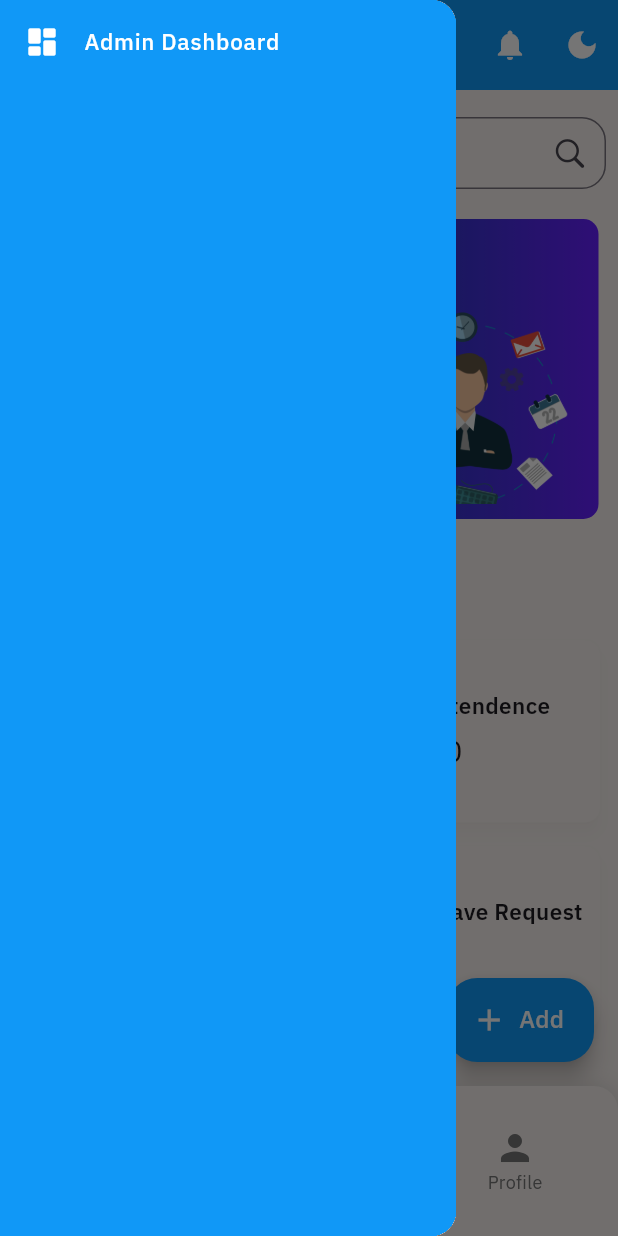
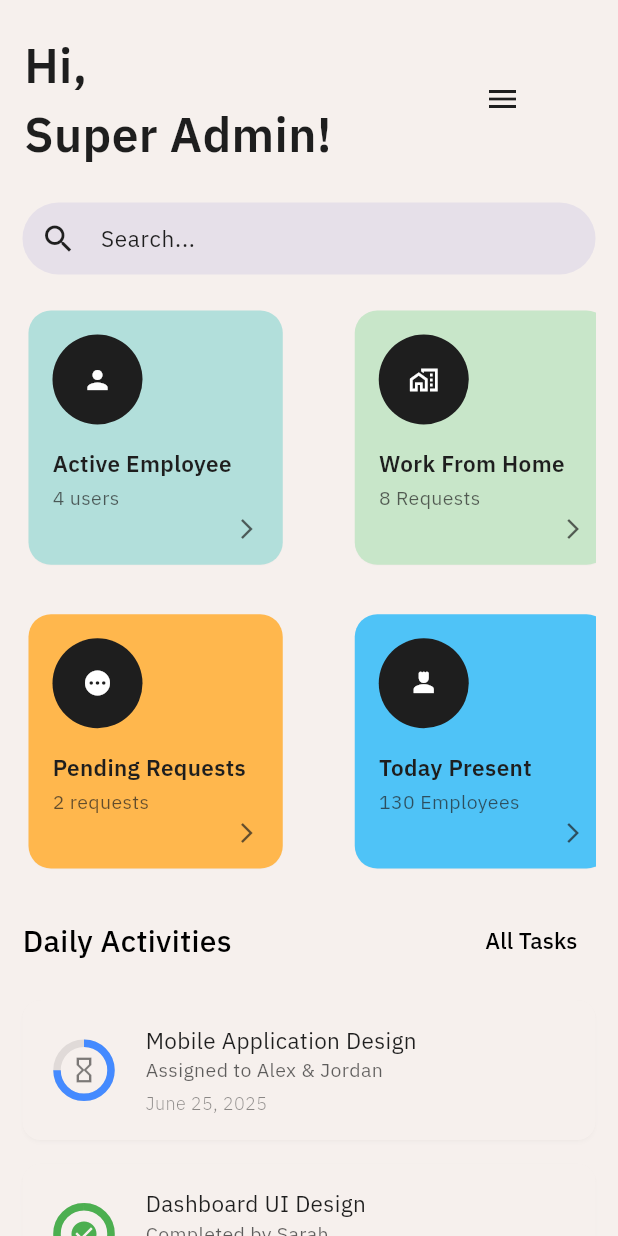
Before and after one commit to Abir-Zayn/fleek_hr, a Flutter app: the BottomNavigationPage screen opened by its route, in the side drawer, after a tap on "Admin Dashboard", on a phone screen of 412 x 824 dp. Run offline on Flutter 3.47's test engine with Material 3 defaults, Android fonts, the phone set to English and light mode, and no system bars; our stand-ins replace dartz, equatable, fl_chart, flutter_bloc, flutter_screenutil, font_awesome_flutter and 5 more; network calls fail.

Commit message:
Admin-Dashboard-Design Complete

```diff
--- a/lib/core/navigation/app_router.dart
+++ b/lib/core/navigation/app_router.dart
@@ -44,6 +44,10 @@ final GoRouter _router =
     path: '/profileupdate',
     builder: (context, state) => const ProfileUpdate(),
   ),
+  GoRoute(
+    path: '/admin-dashboard',
+    builder: (context, state) => const AdminHomeScreen(),
+  ),
 ]);
 
 GoRouter get appRouter => _router;
--- a/lib/core/navigation/app_router_imports.dart
+++ b/lib/core/navigation/app_router_imports.dart
@@ -2,6 +2,7 @@
 import 'package:fleekhr/core/service_locator.dart';
 import 'package:fleekhr/data/models/expense/expense_model.dart';
 import 'package:fleekhr/domain/repository/expense/expense_repository.dart';
+import 'package:fleekhr/presentation/Admin/Home/admin_home_imports.dart';
 import 'package:fleekhr/presentation/Auth/login/login_imports.dart';
 import 'package:fleekhr/presentation/Auth/reg/reg_imports.dart';
 import 'package:fleekhr/presentation/Leave/Screen/annualleave_page_imports.dart';
--- /dev/null
+++ b/lib/presentation/Admin/Home/admin_home_imports.dart
@@ -0,0 +1,8 @@
+import 'package:fleekhr/common/widgets/appstyle.dart';
+import 'package:fleekhr/common/widgets/apptext.dart';
+import 'package:fleekhr/presentation/Admin/Home/widget/daily_activities_card.dart';
+import 'package:fleekhr/presentation/Admin/Home/widget/dashboard_card.dart';
+import 'package:flutter/material.dart';
+import 'package:flutter_screenutil/flutter_screenutil.dart';
+
+part 'admin_home_screen.dart';
--- /dev/null
+++ b/lib/presentation/Admin/Home/admin_home_screen.dart
@@ -0,0 +1,237 @@
+part of 'admin_home_imports.dart';
+
+class AdminHomeScreen extends StatefulWidget {
+  const AdminHomeScreen({super.key});
+
+  @override
+  State<AdminHomeScreen> createState() => _AdminHomeScreenState();
+}
+
+class _AdminHomeScreenState extends State<AdminHomeScreen> {
+  @override
+  Widget build(BuildContext context) {
+    //Sample demo data for the dashboard cards
+    final List<Map<String, dynamic>> dashboardData = [
+      {
+        'title': 'Active Employee',
+        'count': '4 users',
+        'icon': Icons.person,
+        'color': Colors.teal.shade100,
+        'page': '/activeEmployees'
+      },
+      {
+        'title': 'Pending Requests',
+        'count': '2 requests',
+        'icon': Icons.pending,
+        'color': Colors.orange.shade300,
+        'page': '/pendingRequests'
+      },
+      {
+        'title': 'Work From Home',
+        'count': '8 Requests',
+        'icon': Icons.home_work_outlined,
+        'color': Colors.green.shade100,
+        'page': '/wfh-requests'
+      },
+      {
+        'title': 'Today Present',
+        'count': '130 Employees',
+        'icon': Icons.person_4_sharp,
+        'color': Colors.lightBlue.shade300,
+        'page': '/today-present'
+      },
+      {
+        'title': 'Loan Requests',
+        'count': '3 Pending',
+        'icon': Icons.monetization_on_outlined,
+        'color': Colors.purple.shade100,
+        'page': '/loan-requests'
+      },
+      {
+        'title': 'Today Absent',
+        'count': '20 Employees',
+        'icon': Icons.person_off_outlined,
+        'color': Colors.red.shade200,
+        'page': '/today-absent'
+      },
+      {
+        'title': 'Advance',
+        'count': '5 Requests',
+        'icon': Icons.request_quote_outlined,
+        'color': Colors.indigo.shade300,
+        'page': '/advance-requests'
+      }
+    ];
+
+    //sample demo data for daily activities
+    // Sample data for daily activities
+    final List<Map<String, dynamic>> dailyActivities = [
+      {
+        'taskName': 'Mobile Application Design',
+        'assignedTo': 'Assigned to Alex & Jordan',
+        'completionDate': 'June 25, 2025',
+        'progress': 0.75,
+        'progressColor': Colors.blueAccent,
+      },
+      {
+        'taskName': 'Dashboard UI Design',
+        'assignedTo': 'Completed by Sarah',
+        'completionDate': 'June 20, 2025',
+        'progress': 1.0,
+        'progressColor': Colors.green,
+      },
+      {
+        'taskName': 'API Integration Testing',
+        'assignedTo': 'Pending - Mark',
+        'completionDate': 'June 28, 2025',
+        'progress': 0.3,
+        'progressColor': Colors.orangeAccent,
+      },
+    ];
+
+    return Scaffold(
+        appBar: PreferredSize(
+          preferredSize: Size.fromHeight(120.h),
+          child: AppBar(
+            //hide the lead icon
+            automaticallyImplyLeading: false,
+            backgroundColor: Theme.of(context).appBarTheme.backgroundColor,
+            elevation: 0,
+            flexibleSpace: SafeArea(
+              child: Padding(
+                padding: EdgeInsets.only(left: 16.0.w, top: 20.0.h),
+                child: Row(
+                  mainAxisAlignment: MainAxisAlignment.spaceBetween,
+                  children: [
+                    AppTextstyle(
+                      text: 'Hi, \nSuper Admin!',
+                      style: appStyle(
+                          size: 32.sp,
+                          color:
+                              Theme.of(context).textTheme.bodyMedium?.color ??
+                                  Colors.black,
+                          fontWeight: FontWeight.w600),
+                      maxLines: 2,
+                    ),
+                    SizedBox(width: 16.0.w),
+                    IconButton(
+                      icon: Icon(
+                        Icons.menu,
+                        color: Theme.of(context).textTheme.bodyMedium?.color ??
+                            Colors.black,
+                      ),
+                      onPressed: () {
+                        // Handle menu tap, e.g., open drawer
+                      },
+                    ),
+                    const SizedBox(width: 16.0),
+                  ],
+                ),
+              ),
+            ),
+          ),
+        ),
+        body: SingleChildScrollView(
+          padding: EdgeInsets.all(15),
+          child: Column(
+            children: [
+              TextField(
+                decoration: InputDecoration(
+                  hintText: 'Search...',
+                  hintStyle: appStyle(
+                      size: 15.sp,
+                      color: Theme.of(context).textTheme.bodyMedium?.color ??
+                          Colors.black,
+                      fontWeight: FontWeight.w400),
+                  prefixIcon: Icon(
+                    Icons.search,
+                    color: Theme.of(context).textTheme.bodyMedium?.color ??
+                        Colors.black,
+                  ),
+                  filled: true,
+                  contentPadding: const EdgeInsets.symmetric(
+                      vertical: 0.0, horizontal: 15.0),
+                  border: OutlineInputBorder(
+                    borderRadius: BorderRadius.circular(30.0),
+                    borderSide: BorderSide.none,
+                  ),
+                ),
+                style: appStyle(
+                    size: 15.sp,
+                    color: Theme.of(context).textTheme.bodyMedium?.color ??
+                        Colors.black,
+                    fontWeight: FontWeight.w500),
+              ),
+              SizedBox(height: 20.h),
+              // Horizontal Scrollable Dashboard Cards
+              SizedBox(
+                height: 380, // Increased height to accommodate two rows
+                child: GridView.builder(
+                  scrollDirection: Axis.horizontal,
+                  gridDelegate: SliverGridDelegateWithFixedCrossAxisCount(
+                      crossAxisCount: 2, // Two cards vertically
+                      crossAxisSpacing: 25.0,
+                      mainAxisSpacing: 40.0,
+                      childAspectRatio:
+                          1 // Adjust based on your card dimensions
+                      ),
+                  itemCount: dashboardData.length,
+                  itemBuilder: (context, index) {
+                    final item = dashboardData[index];
+                    return DashboardCard(
+                      title: item['title'],
+                      count: item['count'],
+                      icon: item['icon'],
+                      iconColor:
+                          Theme.of(context).textTheme.bodyMedium?.color ??
+                              Colors.black,
+                      cardColor: item['color'],
+                      onTap: () {},
+                    );
+                  },
+                ),
+              ),
+              SizedBox(height: 20.h),
+              // Daily Activities Section
+              Row(
+                mainAxisAlignment: MainAxisAlignment.spaceBetween,
+                children: [
+                  Text('Daily Activities',
+                      style: appStyle(
+                          size: 20.sp,
+                          color: Colors.black,
+                          fontWeight: FontWeight.w500)),
+                  TextButton(
+                    onPressed: () {
+                      // Handle "View All" or filter for daily activities
+                    },
+                    child: Text('All Tasks', // As per UI image
+                        style: appStyle(
+                            size: 15.sp,
+                            color: Colors.black,
+                            fontWeight: FontWeight.w500)),
+                  ),
+                ],
+              ),
+              const SizedBox(height: 8),
+              ListView.builder(
+                shrinkWrap:
+                    true, // Important for ListView inside SingleChildScrollView
+                physics: const NeverScrollableScrollPhysics(), // Also important
+                itemCount: dailyActivities.length,
+                itemBuilder: (context, index) {
+                  final activity = dailyActivities[index];
+                  return DailyActivitiesCard(
+                    taskName: activity['taskName'],
+                    assignedTo: activity['assignedTo'],
+                    completionDate: activity['completionDate'],
+                    progress: activity['progress'],
+                    progressColor: activity['progressColor'],
+                  );
+                },
+              ),
+            ],
+          ),
+        ));
+  }
+}
--- /dev/null
+++ b/lib/presentation/Admin/Home/widget/daily_activities_card.dart
@@ -0,0 +1,104 @@
+import 'package:fleekhr/common/widgets/appstyle.dart';
+import 'package:fleekhr/common/widgets/apptext.dart';
+import 'package:flutter/material.dart';
+import 'package:flutter_screenutil/flutter_screenutil.dart';
+
+class DailyActivitiesCard extends StatelessWidget {
+  final String taskName;
+  final String assignedTo; // e.g., "Completed by John Doe"
+  final String completionDate;
+  final double progress; // Value between 0.0 and 1.0
+
+  final Color progressColor;
+  const DailyActivitiesCard(
+      {super.key,
+      required this.taskName,
+      required this.assignedTo,
+      required this.completionDate,
+      required this.progress,
+      required this.progressColor});
+
+  @override
+  Widget build(BuildContext context) {
+    final theme = Theme.of(context);
+    return Card(
+      elevation: 1.0,
+      margin: const EdgeInsets.symmetric(vertical: 8.0),
+      shape: RoundedRectangleBorder(
+        borderRadius: BorderRadius.circular(12.0),
+      ),
+      child: Padding(
+        padding: const EdgeInsets.all(16.0),
+        child: Row(children: <Widget>[
+          SizedBox(
+            width: 50,
+            height: 50,
+            child: Stack(
+              alignment: Alignment.center,
+              children: [
+                CircularProgressIndicator(
+                  value: progress,
+                  strokeWidth: 5,
+                  backgroundColor: theme.colorScheme.onSurface.withOpacity(0.1),
+                  valueColor: AlwaysStoppedAnimation<Color>(progressColor),
+                ),
+                Icon(
+                  progress == 1.0 ? Icons.check_circle : Icons.hourglass_empty,
+                  color: progress == 1.0
+                      ? progressColor
+                      : theme.iconTheme.color?.withOpacity(0.5),
+                  size: 20,
+                )
+              ],
+            ),
+          ),
+          const SizedBox(width: 16.0),
+          Expanded(
+              child: Column(
+            crossAxisAlignment: CrossAxisAlignment.start,
+            children: [
+              AppTextstyle(
+                text: taskName,
+                style: appStyle(
+                  size: 15.sp,
+                  color: Theme.of(context).textTheme.bodyMedium?.color ??
+                      Colors.black,
+                  fontWeight: FontWeight.w400,
+                ),
+                overflow: TextOverflow.ellipsis,
+                maxLines: 1,
+              ),
+              AppTextstyle(
+                text: assignedTo,
+                style: appStyle(
+                  size: 13.sp,
+                  color: Theme.of(context)
+                          .textTheme
+                          .bodyMedium
+                          ?.color
+                          ?.withOpacity(0.7) ??
+                      Colors.black,
+                  fontWeight: FontWeight.w400,
+                ),
+              ),
+              SizedBox(height: 4.0),
+              AppTextstyle(
+                text: completionDate,
+                style: appStyle(
+                  size: 12.sp,
+                  color: Theme.of(context)
+                          .textTheme
+                          .bodyMedium
+                          ?.color
+                          ?.withOpacity(0.5) ??
+                      Colors.black,
+                  fontWeight: FontWeight.w300,
+                ),
+              ),
+            ],
+          ))
+        ]),
+      ),
+    );
+  }
+}
--- /dev/null
+++ b/lib/presentation/Admin/Home/widget/dashboard_card.dart
@@ -0,0 +1,80 @@
+import 'package:fleekhr/common/widgets/appstyle.dart';
+import 'package:fleekhr/common/widgets/apptext.dart';
+import 'package:flutter/material.dart';
+import 'package:flutter_screenutil/flutter_screenutil.dart';
+
+class DashboardCard extends StatelessWidget {
+  final String title;
+  final String count;
+  final IconData icon;
+  final VoidCallback onTap;
+  final Color iconColor;
+  final Color cardColor;
+  const DashboardCard(
+      {super.key,
+      required this.title,
+      required this.count,
+      required this.icon,
+      required this.onTap,
+      required this.iconColor,
+      required this.cardColor});
+
+  @override
+  Widget build(BuildContext context) {
+    final theme = Theme.of(context);
+    return InkWell(
+      onTap: onTap,
+      child: Card(
+        elevation: 0.3,
+        color: cardColor,
+        shape: RoundedRectangleBorder(
+          borderRadius: BorderRadius.circular(15.dg),
+        ),
+        child: Padding(
+          padding: EdgeInsets.all(16.0.r),
+          child: Column(
+            crossAxisAlignment: CrossAxisAlignment.start,
+            mainAxisAlignment: MainAxisAlignment.spaceBetween,
+            children: [
+              CircleAvatar(
+                radius: 30.r,
+                backgroundColor: iconColor,
+                child: Icon(
+                  icon,
+                  color: Colors.white,
+                  size: 20.sp,
+                ),
+              ),
+              SizedBox(height: 10.h),
+              //heading
+              AppTextstyle(
+                text: title,
+                style: appStyle(
+                    size: 15.sp,
+                    color: Theme.of(context).textTheme.bodyMedium?.color ??
+                        Colors.black,
+                    fontWeight: FontWeight.w600),
+              ),
+              AppTextstyle(
+                text: count,
+                style: appStyle(
+                    size: 13.sp,
+                    color: Theme.of(context).textTheme.bodyMedium?.color?.withOpacity(0.7) ??
+                        Colors.black,
+                    fontWeight: FontWeight.w400),
+              ),
+              Align(
+                alignment: Alignment.bottomRight,
+                child: Icon(
+                  Icons.arrow_forward_ios,
+                  color: theme.textTheme.bodyMedium?.color?.withOpacity(0.7) ?? Colors.black,
+                  size: 16.sp,
+                ),
+              )
+            ],
+          ),
+        ),
+      ),
+    );
+  }
+}
--- a/lib/presentation/entry/drawer/app_drawer.dart
+++ b/lib/presentation/entry/drawer/app_drawer.dart
@@ -1,6 +1,7 @@
 import 'package:fleekhr/common/widgets/appstyle.dart';
 import 'package:fleekhr/common/widgets/apptext.dart';
 import 'package:flutter/material.dart';
+import 'package:go_router/go_router.dart';
 
 class NavigationDrawerWidget extends StatelessWidget {
   const NavigationDrawerWidget({super.key});
@@ -8,14 +9,17 @@ class NavigationDrawerWidget extends StatelessWidget {
   @override
   Widget build(BuildContext context) {
     return Drawer(
-      child: Container(
+      child: Material(
         color: Theme.of(context).primaryColor,
         child: ListView(
           children: [
             _buildMenuItem(
                 icon: Icons.dashboard_rounded,
                 text: "Admin Dashboard",
-                onClicked: () {})
+                onClicked: () {
+                    context.push('/admin-dashboard');
+
+                })
           ],
         ),
       ),
@@ -31,6 +35,7 @@ Widget _buildMenuItem({
   final txtcolor = Colors.white;
   return ListTile(
     leading: Icon(icon, color: txtcolor),
+    hoverColor: Colors.white.withOpacity(0.1),
     title: AppTextstyle(
       text: text,
       style: appStyle(size: 15, fontWeight: FontWeight.w500, color: txtcolor),
```
Also changed, not shown: 1 other file.
